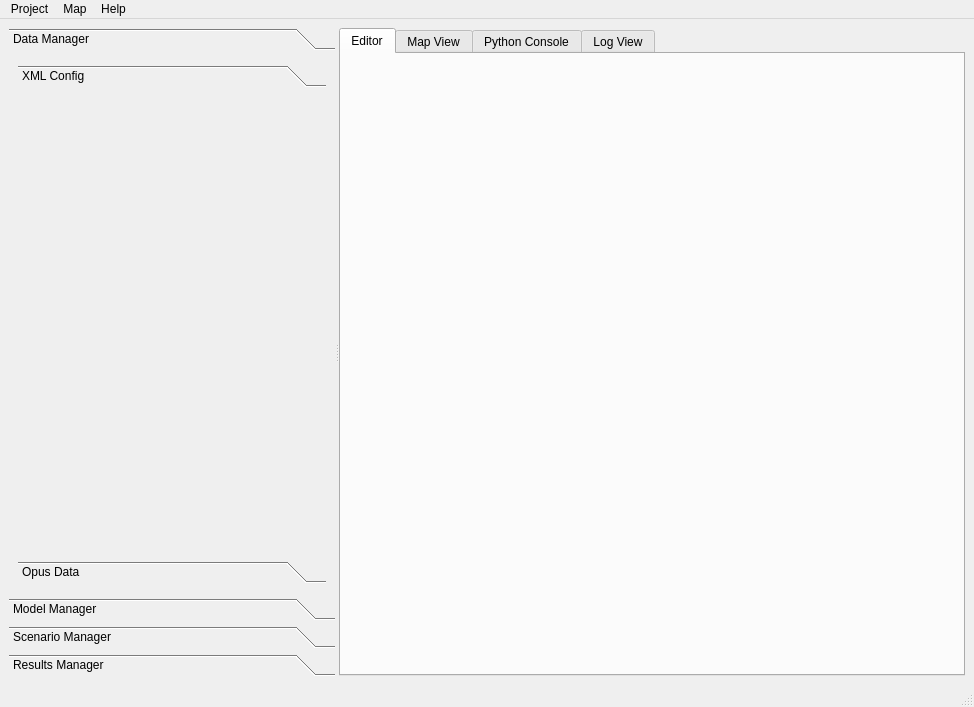
The window that opus_gui/main/opusmain.ui (psrc/urbansim) describes before a commit, drawn with Qt 5.
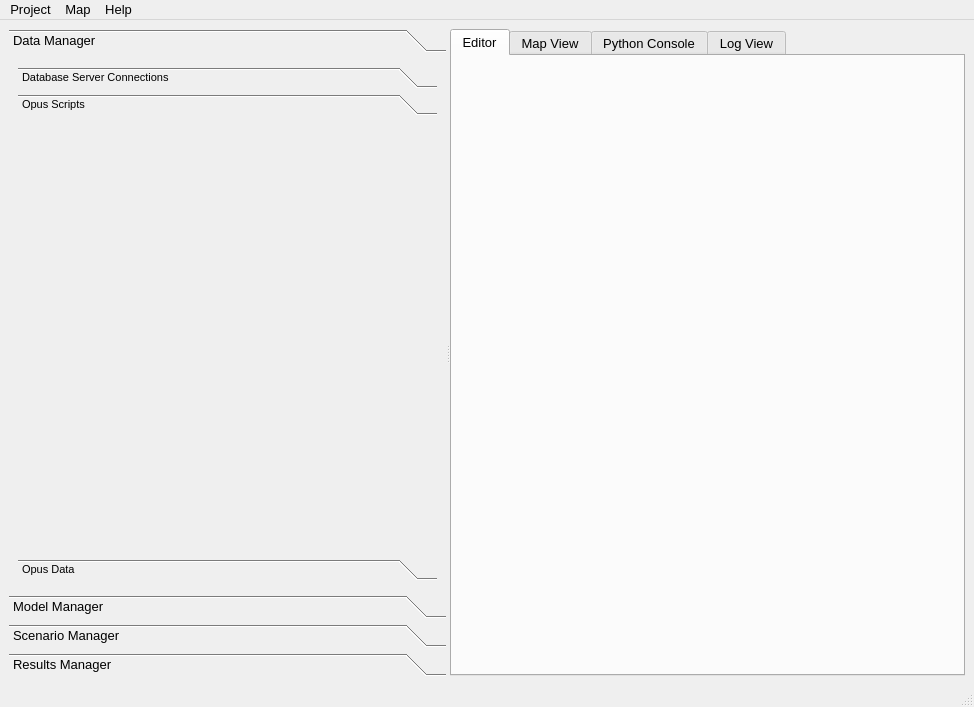
The same window after the commit. The open tabs and pages were chosen to show the change. Icons and pictures are not drawn.

Diff of the .ui file:
```diff
--- a/opus_gui/main/opusmain.ui
+++ b/opus_gui/main/opusmain.ui
@@ -10,6 +10,11 @@
     <height>707</height>
    </rect>
   </property>
+  <property name="font" >
+   <font>
+    <pointsize>10</pointsize>
+   </font>
+  </property>
   <property name="windowTitle" >
    <string>AZ-SMART</string>
   </property>
@@ -62,8 +67,8 @@
          <rect>
           <x>0</x>
           <y>0</y>
-          <width>370</width>
-          <height>524</height>
+          <width>335</width>
+          <height>525</height>
          </rect>
         </property>
         <attribute name="label" >
@@ -93,20 +98,31 @@
          </property>
          <item row="0" column="0" >
           <widget class="QToolBox" name="dataManager_toolBox" >
+           <property name="font" >
+            <font>
+             <pointsize>8</pointsize>
+            </font>
+           </property>
            <property name="currentIndex" >
             <number>0</number>
            </property>
+           <widget class="QWidget" name="datamanager_dbsconnections" >
+            <attribute name="label" >
+             <string>Database Server Connections</string>
+            </attribute>
+            <layout class="QGridLayout" />
+           </widget>
            <widget class="QWidget" name="datamanager_xmlconfig" >
             <property name="geometry" >
              <rect>
               <x>0</x>
               <y>0</y>
-              <width>352</width>
-              <height>450</height>
+              <width>299</width>
+              <height>405</height>
              </rect>
             </property>
             <attribute name="label" >
-             <string>XML Config</string>
+             <string>Opus Scripts</string>
             </attribute>
             <layout class="QGridLayout" />
            </widget>
@@ -397,7 +413,7 @@
      <x>0</x>
      <y>0</y>
      <width>974</width>
-     <height>26</height>
+     <height>21</height>
     </rect>
    </property>
    <widget class="QMenu" name="menuMap" >
```
Left out of the diff: 16 changed lines with no effect on the pictures.
